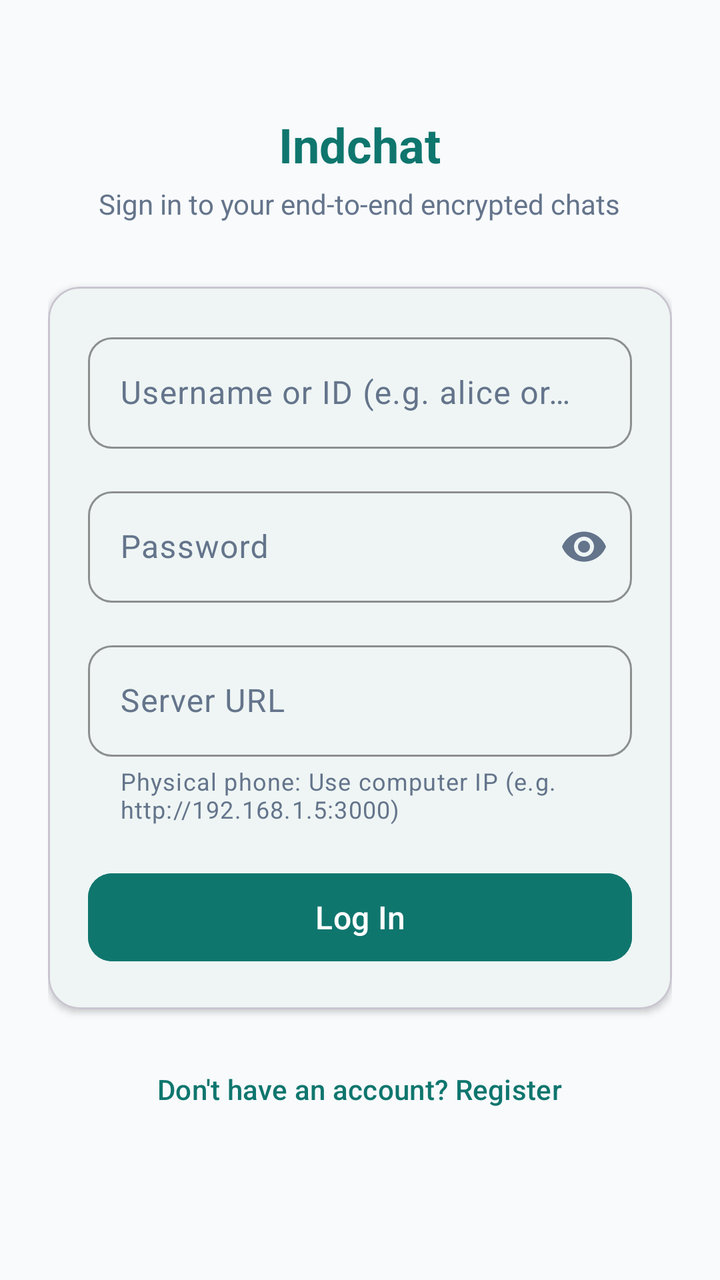
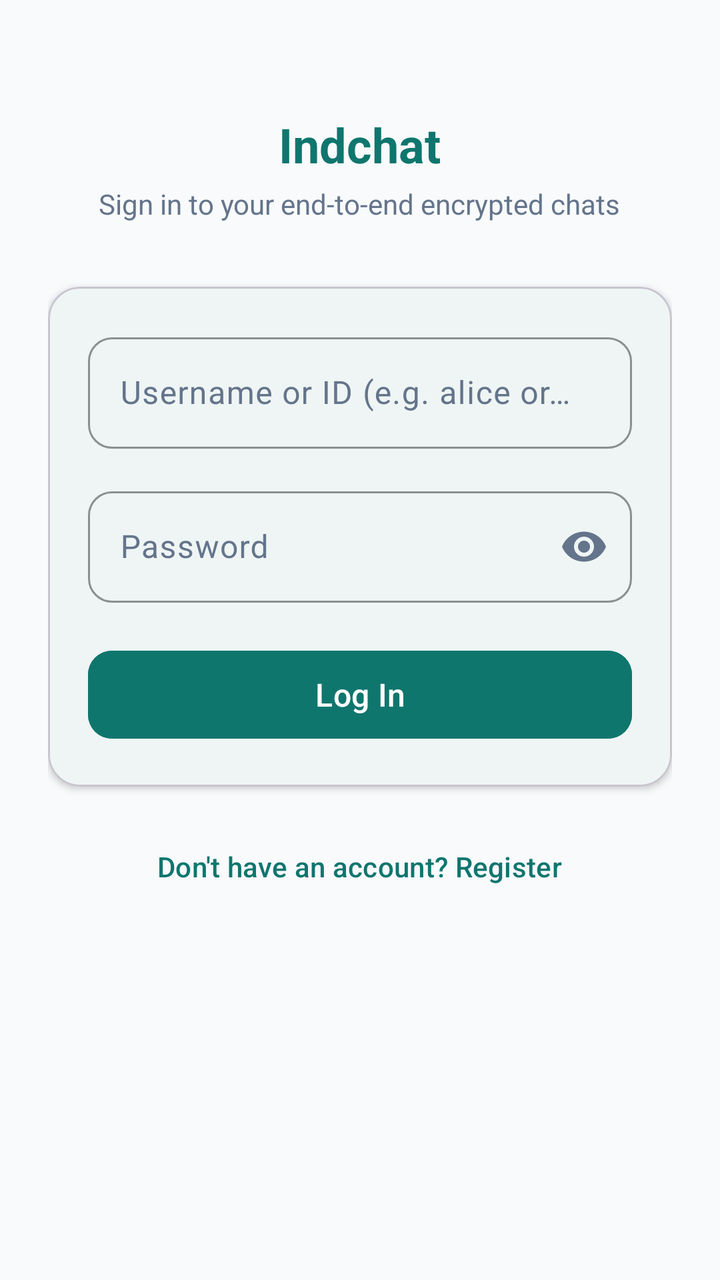

Compare the two renders of this Android layout. The source of the first and the diff that turns it into the second are given below.
<!-- AndroidManifest.xml: application theme Theme.SimpleE2EEChat -->
<!-- res/layout/activity_login.xml -->
<?xml version="1.0" encoding="utf-8"?>
<ScrollView xmlns:android="http://schemas.android.com/apk/res/android"
    xmlns:app="http://schemas.android.com/apk/res-auto"
    android:layout_width="match_parent"
    android:layout_height="match_parent"
    android:fillViewport="true"
    android:background="@color/background_light">

    <LinearLayout
        android:layout_width="match_parent"
        android:layout_height="wrap_content"
        android:orientation="vertical"
        android:padding="24dp"
        android:gravity="center_horizontal">

        <TextView
            android:layout_width="wrap_content"
            android:layout_height="wrap_content"
            android:layout_marginTop="32dp"
            android:text="@string/app_name"
            android:textColor="@color/primary"
            android:textSize="24sp"
            android:textStyle="bold" />

        <TextView
            android:layout_width="wrap_content"
            android:layout_height="wrap_content"
            android:layout_marginTop="4dp"
            android:text="@string/login_subtitle"
            android:textColor="@color/text_secondary"
            android:textSize="14sp" />

        
        <com.google.android.material.card.MaterialCardView
            android:layout_width="match_parent"
            android:layout_height="wrap_content"
            android:layout_marginTop="32dp"
            app:cardCornerRadius="16dp"
            app:cardElevation="2dp"
            app:cardBackgroundColor="@color/surface_light">

            <LinearLayout
                android:layout_width="match_parent"
                android:layout_height="wrap_content"
                android:orientation="vertical"
                android:padding="20dp">

                
                <com.google.android.material.textfield.TextInputLayout
                    android:id="@+id/tilUsername"
                    android:layout_width="match_parent"
                    android:layout_height="wrap_content"
                    android:hint="@string/username_or_id_hint"
                    android:textColorHint="@color/text_secondary"
                    app:boxBackgroundMode="outline"
                    app:boxCornerRadiusTopStart="12dp"
                    app:boxCornerRadiusTopEnd="12dp"
                    app:boxCornerRadiusBottomStart="12dp"
                    app:boxCornerRadiusBottomEnd="12dp"
                    app:boxStrokeColor="@color/primary"
                    app:hintTextColor="@color/primary">

                    <com.google.android.material.textfield.TextInputEditText
                        android:id="@+id/etUsername"
                        android:layout_width="match_parent"
                        android:layout_height="wrap_content"
                        android:inputType="textNoSuggestions"
                        android:maxLines="1"
                        android:textColor="@color/text_primary"
                        android:textColorHint="@color/text_muted" />
                </com.google.android.material.textfield.TextInputLayout>

                
                <com.google.android.material.textfield.TextInputLayout
                    android:id="@+id/tilPassword"
                    android:layout_width="match_parent"
                    android:layout_height="wrap_content"
                    android:layout_marginTop="16dp"
                    android:hint="@string/password_hint"
                    android:textColorHint="@color/text_secondary"
                    app:boxBackgroundMode="outline"
                    app:boxCornerRadiusTopStart="12dp"
                    app:boxCornerRadiusTopEnd="12dp"
                    app:boxCornerRadiusBottomStart="12dp"
                    app:boxCornerRadiusBottomEnd="12dp"
                    app:boxStrokeColor="@color/primary"
                    app:hintTextColor="@color/primary"
                    app:endIconMode="password_toggle"
                    app:endIconTint="@color/text_secondary">

                    <com.google.android.material.textfield.TextInputEditText
                        android:id="@+id/etPassword"
                        android:layout_width="match_parent"
                        android:layout_height="wrap_content"
                        android:inputType="textPassword"
                        android:maxLines="1"
                        android:textColor="@color/text_primary"
                        android:textColorHint="@color/text_muted" />
                </com.google.android.material.textfield.TextInputLayout>

                
                <com.google.android.material.textfield.TextInputLayout
                    android:id="@+id/tilServerUrl"
                    android:layout_width="match_parent"
                    android:layout_height="wrap_content"
                    android:layout_marginTop="16dp"
                    android:hint="Server URL"
                    android:textColorHint="@color/text_secondary"
                    app:boxBackgroundMode="outline"
                    app:boxCornerRadiusTopStart="12dp"
                    app:boxCornerRadiusTopEnd="12dp"
                    app:boxCornerRadiusBottomStart="12dp"
                    app:boxCornerRadiusBottomEnd="12dp"
                    app:boxStrokeColor="@color/primary"
                    app:hintTextColor="@color/primary"
                    app:helperText="Physical phone: Use computer IP (e.g. http://192.168.1.5:3000)"
                    app:helperTextTextColor="@color/text_secondary"
                    app:helperTextEnabled="true">

                    <com.google.android.material.textfield.TextInputEditText
                        android:id="@+id/etServerUrl"
                        android:layout_width="match_parent"
                        android:layout_height="wrap_content"
                        android:inputType="textUri"
                        android:maxLines="1"
                        android:textColor="@color/text_primary"
                        android:textColorHint="@color/text_muted" />
                </com.google.android.material.textfield.TextInputLayout>

                
                <TextView
                    android:id="@+id/tvError"
                    android:layout_width="match_parent"
                    android:layout_height="wrap_content"
                    android:layout_marginTop="12dp"
                    android:textColor="@color/error_red"
                    android:textSize="13sp"
                    android:visibility="gone" />

                
                <com.google.android.material.button.MaterialButton
                    android:id="@+id/btnLogin"
                    android:layout_width="match_parent"
                    android:layout_height="52dp"
                    android:layout_marginTop="20dp"
                    android:text="@string/login_button"
                    android:textSize="16sp"
                    app:cornerRadius="12dp"
                    android:backgroundTint="@color/primary" />

                <ProgressBar
                    android:id="@+id/progressLoading"
                    android:layout_width="wrap_content"
                    android:layout_height="wrap_content"
                    android:layout_gravity="center_horizontal"
                    android:layout_marginTop="16dp"
                    android:indeterminateTint="@color/primary"
                    android:visibility="gone" />
            </LinearLayout>
        </com.google.android.material.card.MaterialCardView>

        
        <com.google.android.material.button.MaterialButton
            android:id="@+id/btnGoRegister"
            style="@style/Widget.Material3.Button.TextButton"
            android:layout_width="wrap_content"
            android:layout_height="wrap_content"
            android:layout_marginTop="16dp"
            android:text="@string/no_account"
            android:textColor="@color/primary" />

    </LinearLayout>
</ScrollView>
<!-- resources referenced by this layout -->
<resources>
  <color name="background_light">#F8FAFC</color>
  <color name="error_red">#EF4444</color>
  <color name="primary">#0F766E</color>
  <color name="surface_light">#FFFFFF</color>
  <color name="text_muted">#94A3B8</color>
  <color name="text_primary">#0F172A</color>
  <color name="text_secondary">#64748B</color>
  <string name="app_name">Indchat</string>
  <string name="login_button">Log In</string>
  <string name="login_subtitle">Sign in to your end-to-end encrypted chats</string>
  <string name="no_account">Don\'t have an account? Register</string>
  <string name="password_hint">Password</string>
  <string name="username_or_id_hint">Username or ID (e.g. alice or E2E-XXXX)</string>
  <style name="Theme.SimpleE2EEChat" parent="Theme.Material3.Light.NoActionBar">
          <item name="colorPrimary">@color/primary</item>
          <item name="colorOnPrimary">@color/on_primary</item>
          <item name="colorPrimaryContainer">@color/primary_container</item>
          <item name="colorSecondary">@color/secondary</item>
  
          
          <item name="colorSurface">@color/surface_light</item>
          <item name="colorOnSurface">@color/text_primary</item>
          <item name="colorOnSurfaceVariant">@color/text_secondary</item>
          <item name="colorOutline">@color/tick_grey</item>
  
          
          <item name="android:textColor">@color/text_primary</item>
          <item name="android:textColorPrimary">@color/text_primary</item>
          <item name="android:textColorSecondary">@color/text_secondary</item>
          <item name="android:textColorHint">@color/text_muted</item>
          <item name="android:editTextColor">@color/text_primary</item>
          <item name="editTextColor">@color/text_primary</item>
  
          <item name="android:statusBarColor">@color/surface_light</item>
          <item name="android:windowLightStatusBar">true</item>
          <item name="android:windowBackground">@color/background_light</item>
      </style>
  <color name="on_primary">#FFFFFF</color>
  <color name="primary_container">#CCFBF1</color>
  <color name="secondary">#0369A1</color>
  <color name="tick_grey">#94A3B8</color>
</resources>

<!-- the commit's change to res/layout/activity_login.xml (unified diff, before → after) -->
@@ -99,35 +99,6 @@
                 </com.google.android.material.textfield.TextInputLayout>
 
                 
-                <com.google.android.material.textfield.TextInputLayout
-                    android:id="@+id/tilServerUrl"
-                    android:layout_width="match_parent"
-                    android:layout_height="wrap_content"
-                    android:layout_marginTop="16dp"
-                    android:hint="Server URL"
-                    android:textColorHint="@color/text_secondary"
-                    app:boxBackgroundMode="outline"
-                    app:boxCornerRadiusTopStart="12dp"
-                    app:boxCornerRadiusTopEnd="12dp"
-                    app:boxCornerRadiusBottomStart="12dp"
-                    app:boxCornerRadiusBottomEnd="12dp"
-                    app:boxStrokeColor="@color/primary"
-                    app:hintTextColor="@color/primary"
-                    app:helperText="Physical phone: Use computer IP (e.g. http://192.168.1.5:3000)"
-                    app:helperTextTextColor="@color/text_secondary"
-                    app:helperTextEnabled="true">
-
-                    <com.google.android.material.textfield.TextInputEditText
-                        android:id="@+id/etServerUrl"
-                        android:layout_width="match_parent"
-                        android:layout_height="wrap_content"
-                        android:inputType="textUri"
-                        android:maxLines="1"
-                        android:textColor="@color/text_primary"
-                        android:textColorHint="@color/text_muted" />
-                </com.google.android.material.textfield.TextInputLayout>
-
-                
                 <TextView
                     android:id="@+id/tvError"
                     android:layout_width="match_parent"
